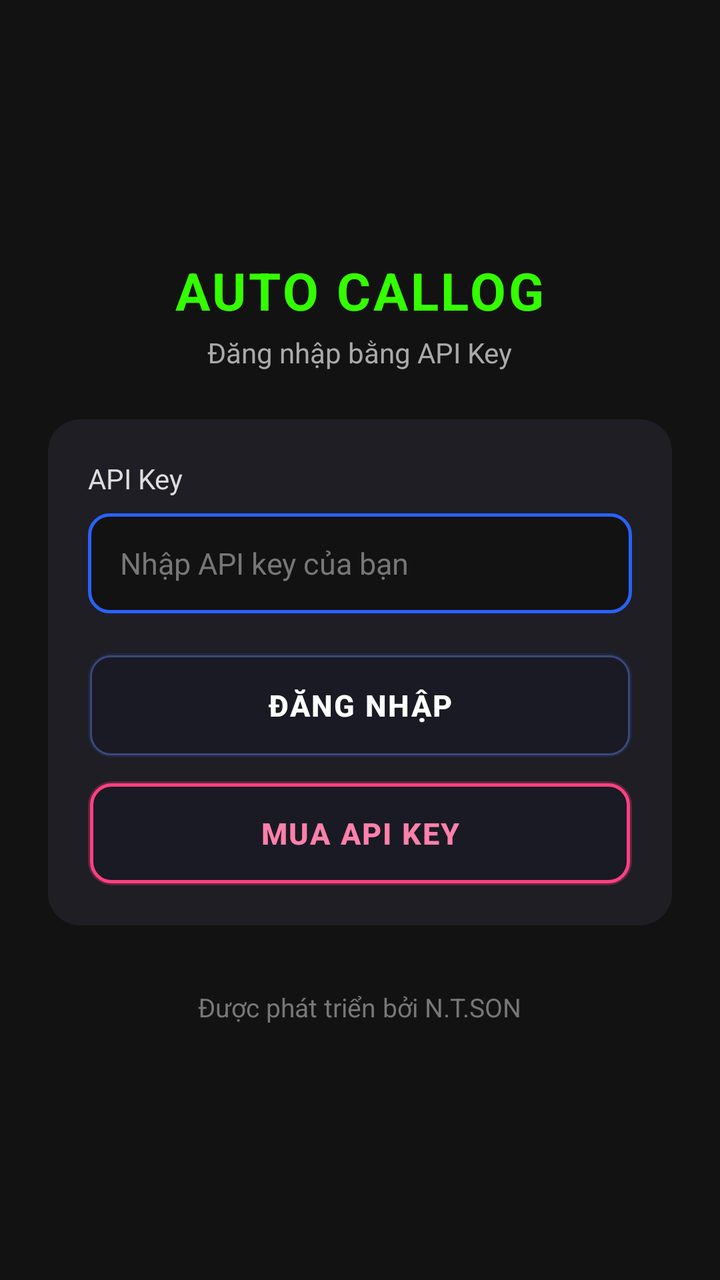
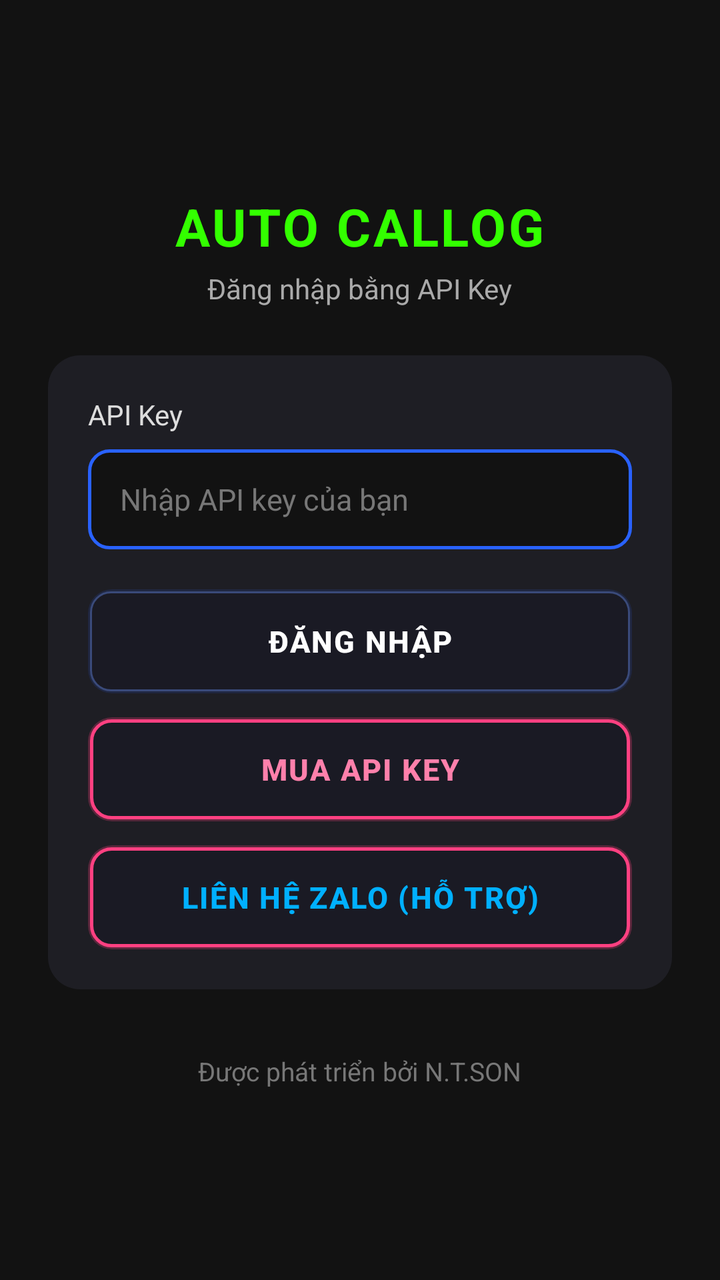

Before-and-after screenshots of an Android layout around one commit, followed by the original layout XML and the change that was made.
<!-- AndroidManifest.xml: application theme Theme.AppCompat.Light.NoActionBar -->
<!-- res/layout/activity_check_key.xml -->
<?xml version="1.0" encoding="utf-8"?>
<LinearLayout xmlns:android="http://schemas.android.com/apk/res/android"
    android:layout_width="match_parent"
    android:layout_height="match_parent"
    android:orientation="vertical"
    android:gravity="center"
    android:background="#121212"
    android:padding="24dp">

    
    <TextView
        android:layout_width="wrap_content"
        android:layout_height="wrap_content"
        android:text="AUTO CALLOG"
        android:textSize="26sp"
        android:textStyle="bold"
        android:textColor="#33FF00"
        android:letterSpacing="0.05"
        android:layout_marginBottom="4dp"/>

    <TextView
        android:layout_width="wrap_content"
        android:layout_height="wrap_content"
        android:text="Đăng nhập bằng API Key"
        android:textSize="14sp"
        android:textColor="#AAAAAA"
        android:layout_marginBottom="24dp"/>

    
    <LinearLayout
        android:layout_width="match_parent"
        android:layout_height="wrap_content"
        android:orientation="vertical"
        android:background="@drawable/bg_card_license"
        android:padding="20dp"
        android:layout_marginBottom="32dp">

        <TextView
            android:layout_width="wrap_content"
            android:layout_height="wrap_content"
            android:text="API Key"
            android:textSize="14sp"
            android:textColor="#DDDDDD"
            android:layout_marginBottom="8dp"/>

        
        <EditText
            android:id="@+id/etKey"
            android:layout_width="match_parent"
            android:layout_height="50dp"
            android:hint="Nhập API key của bạn"
            android:textColorHint="#777777"
            android:textColor="#FFFFFF"
            android:textSize="15sp"
            android:background="@drawable/bg_edit_text"
            android:paddingHorizontal="16dp"
            android:singleLine="true"
            android:layout_marginBottom="20dp"/>

        
        <Button
            android:id="@+id/btnCheckKey"
            android:layout_width="match_parent"
            android:layout_height="52dp"
            android:text="ĐĂNG NHẬP"
            android:textColor="#FFFFFF"
            android:textStyle="bold"
            android:textSize="15sp"
            android:letterSpacing="0.05"
            android:background="@drawable/bg_btn_launch"
            android:layout_marginBottom="12dp"
            style="?android:attr/borderlessButtonStyle"/>

        
        <Button
            android:id="@+id/btnBuyKey"
            android:layout_width="match_parent"
            android:layout_height="52dp"
            android:text="MUA API KEY"
            android:textColor="#FF80AB"
            android:textStyle="bold"
            android:textSize="15sp"
            android:letterSpacing="0.05"
            android:background="@drawable/bg_btn_neon_pink"
            style="?android:attr/borderlessButtonStyle"/>

    </LinearLayout>

    
    <TextView
        android:layout_width="wrap_content"
        android:layout_height="wrap_content"
        android:text="Được phát triển bởi N.T.SON"
        android:textSize="13sp"
        android:textColor="#777777"/>

</LinearLayout>
<!-- resources referenced by this layout -->
<resources>
  <!-- drawable bg_btn_launch (drawable) -->
  <?xml version="1.0" encoding="utf-8"?>
  <selector xmlns:android="http://schemas.android.com/apk/res/android">
      
      
      <item android:state_pressed="true">
          <layer-list>
              
              <item>
                  <shape android:shape="rectangle">
                      <solid android:color="#445588FF"/>
                      <corners android:radius="12dp"/>
                  </shape>
              </item>
              
              <item android:top="2dp" android:bottom="0dp" android:left="1dp" android:right="1dp">
                  <shape android:shape="rectangle">
                      <solid android:color="#242438"/>
                      <corners android:radius="10dp"/>
                      <stroke android:width="1.5dp" android:color="#5577FF"/>
                  </shape>
              </item>
          </layer-list>
      </item>
  
      
      <item>
          <layer-list>
              
              <item>
                  <shape android:shape="rectangle">
                      <solid android:color="#223366FF"/>
                      <corners android:radius="12dp"/>
                  </shape>
              </item>
              
              <item android:top="1dp" android:bottom="1dp" android:left="1dp" android:right="1dp">
                  <shape android:shape="rectangle">
                      <solid android:color="#1A1A24"/>
                      <corners android:radius="10dp"/>
                      <stroke android:width="1dp" android:color="#3A4A7A"/>
                  </shape>
              </item>
          </layer-list>
      </item>
  
  </selector>
  <!-- drawable bg_btn_neon_pink (drawable) -->
  <?xml version="1.0" encoding="utf-8"?>
  <layer-list xmlns:android="http://schemas.android.com/apk/res/android">
      
      <item>
          <shape android:shape="rectangle">
              <solid android:color="#44FF4081"/>
              <corners android:radius="12dp"/>
          </shape>
      </item>
      
      
      <item android:top="1dp" android:bottom="1dp" android:left="1dp" android:right="1dp">
          <shape android:shape="rectangle">
              <solid android:color="#1A1A24"/>
              <corners android:radius="10dp"/>
              <stroke android:width="1.5dp" android:color="#FF4081"/>
          </shape>
      </item>
  </layer-list>
  <!-- drawable bg_card_license (drawable) -->
  <?xml version="1.0" encoding="utf-8"?>
  <shape xmlns:android="http://schemas.android.com/apk/res/android"
      android:shape="rectangle">
      <solid android:color="#1E1E24"/>
      <corners android:radius="16dp"/>
  </shape>
  <!-- drawable bg_edit_text (drawable) -->
  <?xml version="1.0" encoding="utf-8"?>
  <shape xmlns:android="http://schemas.android.com/apk/res/android"
      android:shape="rectangle">
      <solid android:color="#121212"/>
      <stroke android:width="1.5dp" android:color="#2962FF"/>
      <corners android:radius="10dp"/>
  </shape>
</resources>

<!-- the commit's change to res/layout/activity_check_key.xml (unified diff, before → after) -->
@@ -82,6 +82,20 @@
             android:textSize="15sp"
             android:letterSpacing="0.05"
             android:background="@drawable/bg_btn_neon_pink"
+            android:layout_marginBottom="12dp"
+            style="?android:attr/borderlessButtonStyle"/>
+
+        
+        <Button
+            android:id="@+id/btnContactZalo"
+            android:layout_width="match_parent"
+            android:layout_height="52dp"
+            android:text="LIÊN HỆ ZALO (HỖ TRỢ)"
+            android:textColor="#00B0FF"
+            android:textStyle="bold"
+            android:textSize="15sp"
+            android:letterSpacing="0.05"
+            android:background="@drawable/bg_btn_neon_pink" 
             style="?android:attr/borderlessButtonStyle"/>
 
     </LinearLayout>
